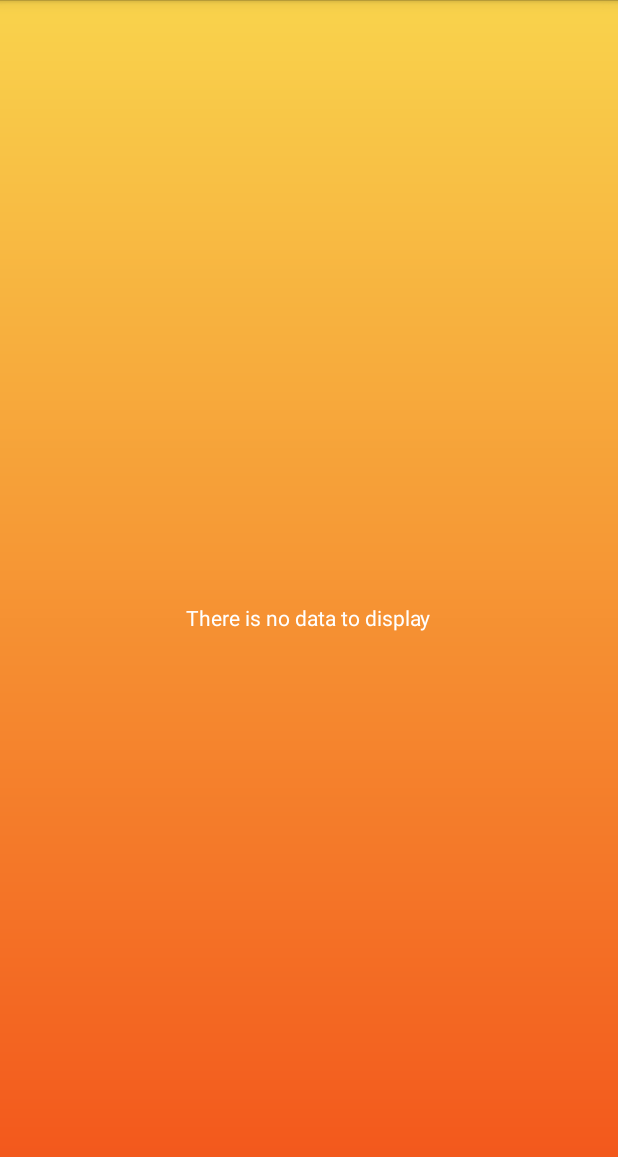
After one commit to SeanKelleyx/StormyAndroid, an Android app: the HourlyForecastActivity screen opened directly, with no data from a screen before it, on a phone screen of 412 x 824 dp. The commit adds this screen. Shown: the top 1157 px of the screen. Run offline under Robolectric (Android 15) with nearby library versions, the phone set to English and light mode, and no system bars; our stand-ins replace ButterKnife; 2 statements that could not run were skipped.

Commit message:
Created Hourly forecast activity and layouts and wired data

```diff
--- a/app/build.gradle
+++ b/app/build.gradle
@@ -24,4 +24,6 @@
     compile 'com.squareup.okhttp:okhttp:2.3.0'
     compile 'com.jakewharton:butterknife:6.1.0'
     compile 'com.google.android.gms:play-services:7.3.0'
+    compile 'com.android.support:appcompat-v7:22.1.1'
+    compile 'com.android.support:recyclerview-v7:22.1.1'
 }
--- a/app/src/main/java/com/sean/stormy/adapters/DayAdapter.java
+++ b/app/src/main/java/com/sean/stormy/adapters/DayAdapter.java
@@ -11,7 +11,7 @@
 import com.sean.stormy.R;
 import com.sean.stormy.weather.Day;
 
-/**
+/*
  * Created by snkelley on 5/26/2015.
  */
 public class DayAdapter extends BaseAdapter{
--- /dev/null
+++ b/app/src/main/java/com/sean/stormy/ui/HourlyForecastActivity.java
@@ -0,0 +1,37 @@
+package com.sean.stormy.ui;
+
+import android.app.ListActivity;
+import android.content.Intent;
+import android.os.Bundle;
+import android.os.Parcelable;
+
+import com.sean.stormy.R;
+import com.sean.stormy.adapters.HourAdapter;
+import com.sean.stormy.weather.Hour;
+
+import java.util.Arrays;
+
+import butterknife.ButterKnife;
+
+public class HourlyForecastActivity extends ListActivity {
+    private Hour[] mHours;
+    private String mLocationString;
+
+
+    @Override
+    protected void onCreate(Bundle savedInstanceState) {
+        super.onCreate(savedInstanceState);
+        setContentView(R.layout.activity_hourly_forecast);
+
+        ButterKnife.inject(this);
+
+        Intent intent = getIntent();
+        Parcelable[] parcelables = intent.getParcelableArrayExtra(MainActivity.HOURLY_FORECAST);
+        mHours = Arrays.copyOf(parcelables, parcelables.length, Hour[].class);
+        mLocationString = intent.getStringExtra(MainActivity.CITY_STATE);
+
+        HourAdapter adapter = new HourAdapter(this, mHours);
+        setListAdapter(adapter);
+    }
+
+}
--- /dev/null
+++ b/app/src/main/res/layout/activity_hourly_forecast.xml
@@ -0,0 +1,27 @@
+<RelativeLayout xmlns:android="http://schemas.android.com/apk/res/android"
+                xmlns:tools="http://schemas.android.com/tools"
+                android:layout_width="match_parent"
+                android:layout_height="match_parent"
+                android:paddingLeft="@dimen/activity_horizontal_margin"
+                android:paddingRight="@dimen/activity_horizontal_margin"
+                android:paddingTop="@dimen/activity_vertical_margin"
+                android:paddingBottom="@dimen/activity_vertical_margin"
+                tools:context="com.sean.stormy.ui.HourlyForecastActivity"
+                android:background="@drawable/bg_gradient">
+
+    <ListView
+        android:layout_width="match_parent"
+        android:layout_height="match_parent"
+        android:id="@android:id/list"/>
+
+    <TextView
+        android:layout_width="wrap_content"
+        android:layout_height="wrap_content"
+        android:text="@string/empty_list_text"
+        android:textColor="#FFFFFF"
+        android:id="@android:id/empty"
+        android:layout_centerVertical="true"
+        android:layout_centerHorizontal="true"/>
+
+
+</RelativeLayout>
--- a/app/src/main/res/values/strings.xml
+++ b/app/src/main/res/values/strings.xml
@@ -24,4 +24,5 @@
     <string name="title_activity_daily_forecast">DailyForecastActivity</string>
     <string name="empty_list_text">There is no data to display</string>
     <string name="day_label_today">Today</string>
+    <string name="title_activity_hourly_forecast">HourlyForecastActivity</string>
 </resources>
```
Also changed, not shown: app/src/main/AndroidManifest.xml (+8 -0 lines), app/src/main/java/com/sean/stormy/adapters/HourAdapter.java (added, +75 -0 lines), app/src/main/java/com/sean/stormy/ui/MainActivity.java (+8 -5 lines), app/src/main/java/com/sean/stormy/weather/Hour.java (+55 -3 lines), app/src/main/res/layout/hourly_list_item.xml (added, +55 -0 lines), app/src/main/res/menu/menu_hourly_forecast.xml (added, +9 -0 lines), 1 other file.
